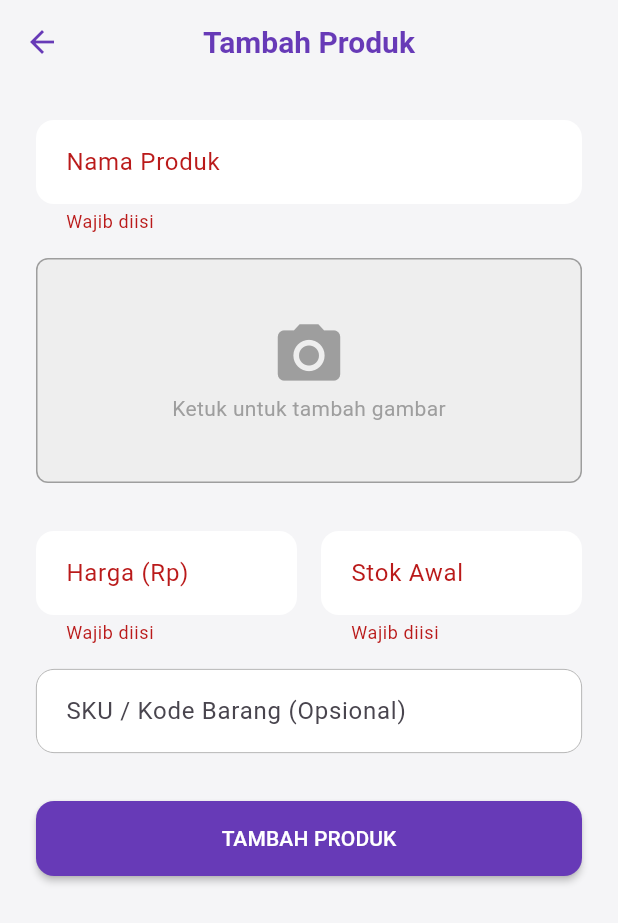
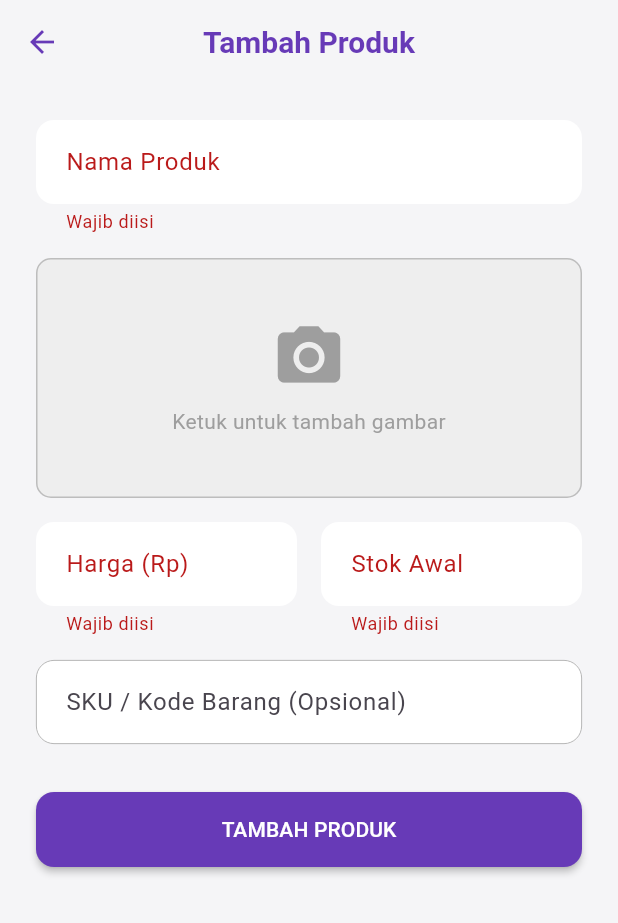
Before and after one commit to rizkipr05/Snappos-app, a Flutter app: the ProductFormPage screen opened directly, after a tap on "TAMBAH PRODUK", on a phone screen of 412 x 824 dp. Shown: the top 923 px of the screen. Run offline on Flutter 3.47's test engine with Material 3 defaults, Android fonts, the phone set to English and light mode, and no system bars; our stand-ins replace image_picker, shared_preferences; accounts and stored records are empty.

Commit message:
feat: Implement product image upload, display, and update functionality with multipart form handling.

```diff
--- a/snappos_flutter/lib/core/api.dart
+++ b/snappos_flutter/lib/core/api.dart
@@ -3,8 +3,14 @@ import 'package:http/http.dart' as http;
 import 'storage.dart';
 
 class Api {
+  /// BASE API (router)
   static const String baseUrl =
       "http://10.109.104.77:8080/snappos_api/public/index.php";
+
+  /// BASE PUBLIC (untuk file static: images)
+  static String get publicBaseUrl => baseUrl
+      .replaceAll("/index.php", "")
+      .replaceAll(RegExp(r"/+$"), "");
 
   static Future<dynamic> get(String path, {String? token}) async {
     token ??= await Storage.getToken();
@@ -43,6 +49,7 @@ class Api {
     if (res.statusCode >= 400) throw body["message"] ?? "Request failed";
     return body;
   }
+
   static Future<dynamic> put(
     String path,
     Map<String, dynamic> data, {
@@ -81,16 +88,22 @@ class Api {
     return body;
   }
 
+  /// Multipart upload (Create/Update) with optional file.
+  /// - method: "POST" (create) or "PUT" (update). For PHP micro-router,
+  ///   biasanya update pakai POST + _method=PUT (ini kita support).
   static Future<dynamic> postMultipart(
     String path,
-    Map<String, String> fields, {
+    Map<String, dynamic> fields, {
     String? token,
     String? filePath,
     String fileField = "image",
-    String method = "POST",
+    String method = "POST", // "POST" | "PUT"
   }) async {
     token ??= await Storage.getToken();
+
     final uri = Uri.parse("$baseUrl$path");
+
+    // Kita tetap pakai POST untuk kompatibilitas PHP + _method override
     final req = http.MultipartRequest("POST", uri);
 
     req.headers.addAll({
@@ -98,19 +111,25 @@ class Api {
       if (token != null && token.isNotEmpty) "Authorization": "Bearer $token",
     });
 
-    // Add fields
-    req.fields.addAll(fields);
-    if (method != "POST") {
-      req.fields["_method"] = method;
+    // Convert dynamic -> String (wajib untuk multipart fields)
+    fields.forEach((k, v) {
+      if (v == null) return;
+      req.fields[k] = v.toString();
+    });
+
+    // Method override untuk update
+    final m = method.toUpperCase().trim();
+    if (m != "POST") {
+      req.fields["_method"] = m; // backend harus baca ini (atau router)
     }
 
-    // Add file
-    if (filePath != null && filePath.isNotEmpty) {
+    // Attach file kalau ada
+    if (filePath != null && filePath.trim().isNotEmpty) {
       req.files.add(await http.MultipartFile.fromPath(fileField, filePath));
     }
 
-    final streamlined = await req.send();
-    final res = await http.Response.fromStream(streamlined);
+    final streamed = await req.send();
+    final res = await http.Response.fromStream(streamed);
 
     final body = res.body.isNotEmpty ? jsonDecode(res.body) : {};
     if (res.statusCode >= 400) throw body["message"] ?? "Request failed";
--- a/snappos_flutter/lib/features/products/product_form_page.dart
+++ b/snappos_flutter/lib/features/products/product_form_page.dart
@@ -5,7 +5,7 @@ import '../../core/api.dart';
 import '../../core/storage.dart';
 
 class ProductFormPage extends StatefulWidget {
-  final Map<String, dynamic>? product; // If null, it's "Create" mode
+  final Map<String, dynamic>? product; // null = create
   const ProductFormPage({super.key, this.product});
 
   @override
@@ -36,13 +36,38 @@ class _ProductFormPageState extends State<ProductFormPage> {
     skuC = TextEditingController(text: p?["sku"]?.toString() ?? "");
   }
 
+  @override
+  void dispose() {
+    nameC.dispose();
+    priceC.dispose();
+    stockC.dispose();
+    skuC.dispose();
+    super.dispose();
+  }
+
   Future<void> _pickImage() async {
-    final XFile? pickedFile = await _picker.pickImage(source: ImageSource.gallery);
+    final XFile? pickedFile =
+        await _picker.pickImage(source: ImageSource.gallery, imageQuality: 85);
     if (pickedFile != null) {
-      setState(() {
-        _imageFile = File(pickedFile.path);
-      });
+      setState(() => _imageFile = File(pickedFile.path));
     }
+  }
+
+  String? buildImageUrl(dynamic image) {
+    if (image == null) return null;
+    final s = image.toString().trim();
+    if (s.isEmpty) return null;
+
+    // sudah URL full
+    if (s.startsWith("http://") || s.startsWith("https://")) return s;
+
+    // base file static: baseUrl tanpa /index.php
+    final basePublic = Api.baseUrl
+        .replaceAll("/index.php", "")
+        .replaceAll(RegExp(r"/+$"), "");
+
+    final cleanPath = s.replaceFirst(RegExp(r"^/+"), "");
+    return "$basePublic/$cleanPath";
   }
 
   Future<void> save() async {
@@ -55,6 +80,7 @@ class _ProductFormPageState extends State<ProductFormPage> {
 
     try {
       final token = await Storage.getToken();
+
       final data = {
         "name": nameC.text.trim(),
         "price": priceC.text.trim(),
@@ -68,22 +94,22 @@ class _ProductFormPageState extends State<ProductFormPage> {
           "/api/products",
           data,
           token: token,
-          filePath: _imageFile?.path,
+          filePath: _imageFile?.path, // boleh null
         );
       } else {
         // UPDATE
-        final id = widget.product!["id"];
+        final id = widget.product!["id"].toString();
         await Api.postMultipart(
           "/api/products/$id",
           data,
           token: token,
-          filePath: _imageFile?.path,
+          filePath: _imageFile?.path, // kalau null, jangan ubah image
           method: "PUT",
         );
       }
 
       if (!mounted) return;
-      Navigator.pop(context, true); // Return true to indicate success
+      Navigator.pop(context, true);
     } catch (e) {
       setState(() => err = e.toString().replaceAll("Exception:", "").trim());
     } finally {
@@ -94,10 +120,10 @@ class _ProductFormPageState extends State<ProductFormPage> {
   @override
   Widget build(BuildContext context) {
     final isEdit = widget.product != null;
+    final imgUrl = buildImageUrl(widget.product?["image"]);
+
     return Scaffold(
-      appBar: AppBar(
-        title: Text(isEdit ? "Edit Produk" : "Tambah Produk"),
-      ),
+      appBar: AppBar(title: Text(isEdit ? "Edit Produk" : "Tambah Produk")),
       body: SingleChildScrollView(
         padding: const EdgeInsets.all(24),
         child: Form(
@@ -105,7 +131,7 @@ class _ProductFormPageState extends State<ProductFormPage> {
           child: Column(
             crossAxisAlignment: CrossAxisAlignment.stretch,
             children: [
-               if (err != null) ...[
+              if (err != null) ...[
                 Container(
                   padding: const EdgeInsets.all(12),
                   margin: const EdgeInsets.only(bottom: 16),
@@ -123,7 +149,9 @@ class _ProductFormPageState extends State<ProductFormPage> {
               TextFormField(
                 controller: nameC,
                 decoration: const InputDecoration(labelText: "Nama Produk"),
-                validator: (v) => v!.isEmpty ? "Wajib diisi" : null,
+                validator: (v) => (v == null || v.trim().isEmpty)
+                    ? "Wajib diisi"
+                    : null,
               ),
               const SizedBox(height: 16),
 
@@ -131,36 +159,42 @@ class _ProductFormPageState extends State<ProductFormPage> {
               GestureDetector(
                 onTap: _pickImage,
                 child: Container(
-                  height: 150,
+                  height: 160,
                   decoration: BoxDecoration(
                     color: Colors.grey[200],
-                    borderRadius: BorderRadius.circular(8),
-                    border: Border.all(color: Colors.grey),
+                    borderRadius: BorderRadius.circular(10),
+                    border: Border.all(color: Colors.grey.shade400),
                   ),
                   child: _imageFile != null
                       ? ClipRRect(
-                          borderRadius: BorderRadius.circular(8),
+                          borderRadius: BorderRadius.circular(10),
                           child: Image.file(_imageFile!, fit: BoxFit.cover),
                         )
-                      : (widget.product?["image"] != null && widget.product!["image"].isNotEmpty)
+                      : (imgUrl != null)
                           ? ClipRRect(
-                              borderRadius: BorderRadius.circular(8),
+                              borderRadius: BorderRadius.circular(10),
                               child: Image.network(
-                                "${Api.baseUrl.replaceAll('/index.php', '')}/${widget.product!["image"]}",
+                                imgUrl,
                                 fit: BoxFit.cover,
-                                errorBuilder: (c, o, s) => const Icon(Icons.broken_image, size: 50, color: Colors.grey),
+                                errorBuilder: (c, o, s) => const Center(
+                                  child: Icon(Icons.broken_image,
+                                      size: 54, color: Colors.grey),
+                                ),
                               ),
                             )
                           : const Column(
                               mainAxisAlignment: MainAxisAlignment.center,
                               children: [
-                                Icon(Icons.camera_alt, size: 50, color: Colors.grey),
-                                Text("Ketuk untuk tambah gambar", style: TextStyle(color: Colors.grey)),
+                                Icon(Icons.camera_alt,
+                                    size: 50, color: Colors.grey),
+                                SizedBox(height: 8),
+                                Text("Ketuk untuk tambah gambar",
+                                    style: TextStyle(color: Colors.grey)),
                               ],
                             ),
                 ),
               ),
-              const SizedBox(height: 16),
+
               const SizedBox(height: 16),
               Row(
                 children: [
@@ -169,7 +203,9 @@ class _ProductFormPageState extends State<ProductFormPage> {
                       controller: priceC,
                       decoration: const InputDecoration(labelText: "Harga (Rp)"),
                       keyboardType: TextInputType.number,
-                      validator: (v) => v!.isEmpty ? "Wajib diisi" : null,
+                      validator: (v) => (v == null || v.trim().isEmpty)
+                          ? "Wajib diisi"
+                          : null,
                     ),
                   ),
                   const SizedBox(width: 16),
@@ -178,7 +214,9 @@ class _ProductFormPageState extends State<ProductFormPage> {
                       controller: stockC,
                       decoration: const InputDecoration(labelText: "Stok Awal"),
                       keyboardType: TextInputType.number,
-                      validator: (v) => v!.isEmpty ? "Wajib diisi" : null,
+                      validator: (v) => (v == null || v.trim().isEmpty)
+                          ? "Wajib diisi"
+                          : null,
                     ),
                   ),
                 ],
@@ -186,7 +224,8 @@ class _ProductFormPageState extends State<ProductFormPage> {
               const SizedBox(height: 16),
               TextFormField(
                 controller: skuC,
-                decoration: const InputDecoration(labelText: "SKU / Kode Barang (Opsional)"),
+                decoration: const InputDecoration(
+                    labelText: "SKU / Kode Barang (Opsional)"),
               ),
               const SizedBox(height: 32),
               ElevatedButton(
```
Also changed, not shown: snappos_flutter/lib/features/products/product_list_page.dart (+86 -33 lines), 2 other files.
